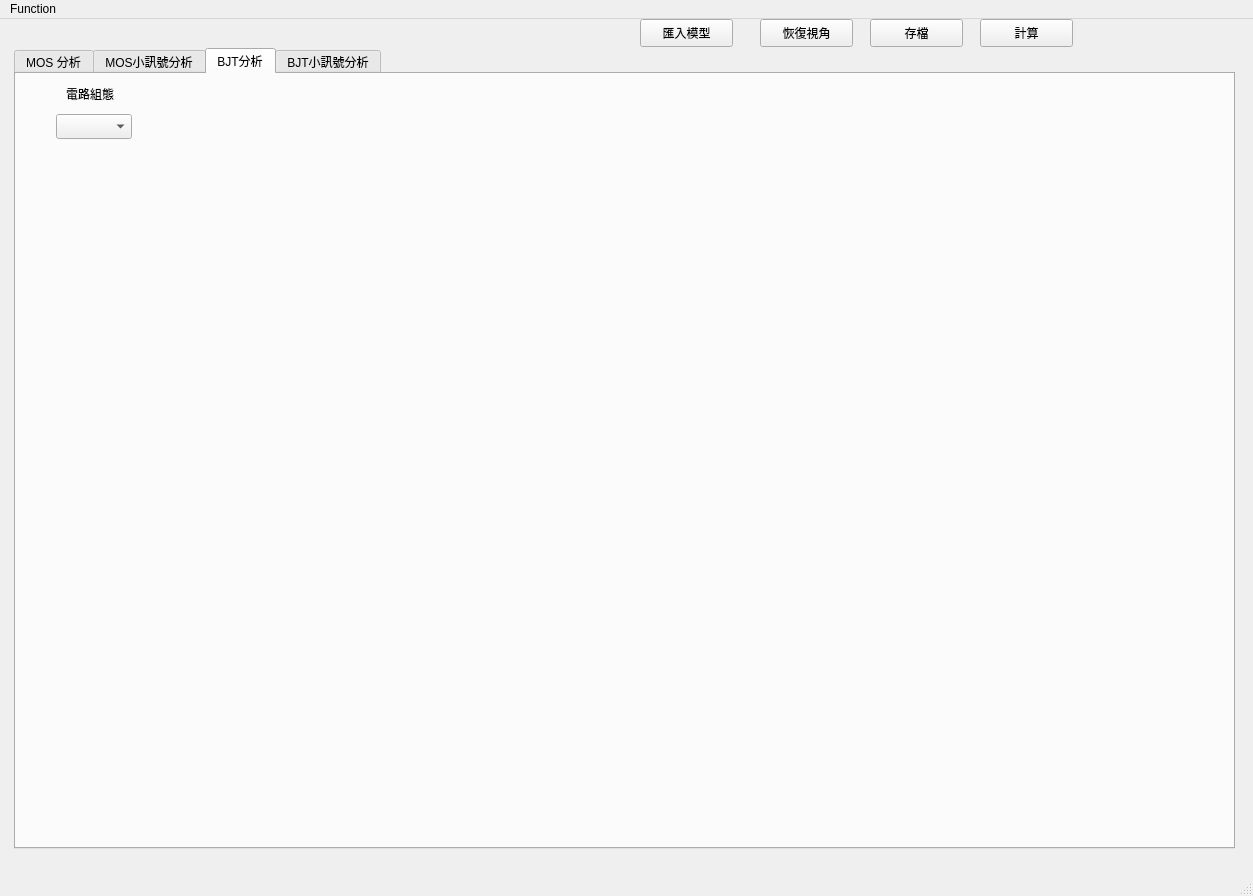
The window that ui/mosandbjt.ui (markscat/MOSandBJT) describes before a commit, drawn with Qt 5.
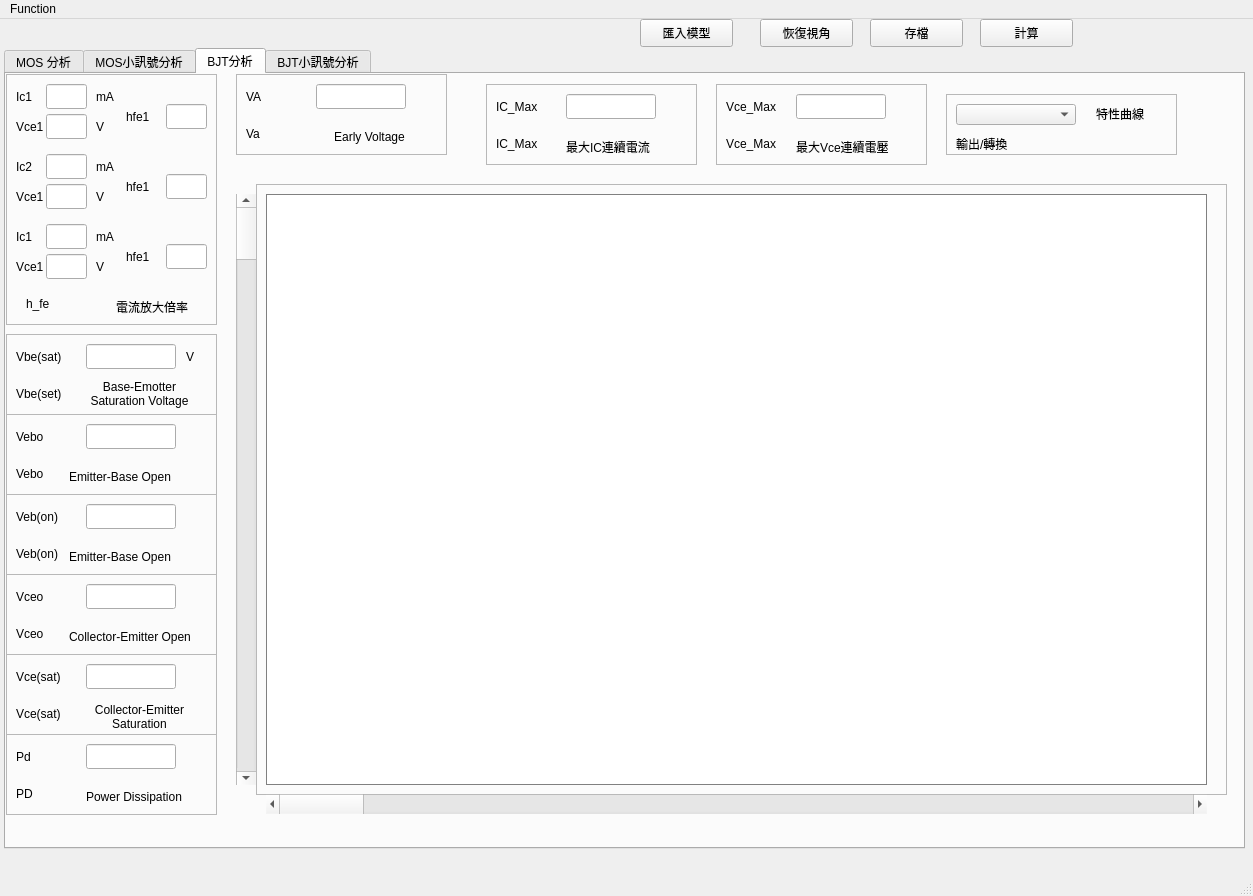
The same window after the commit. The open tabs and pages were chosen to show the change. Custom widgets are drawn as their Qt base class.

The edit to the form file:
```diff
--- a/ui/mosandbjt.ui
+++ b/ui/mosandbjt.ui
@@ -20,9 +20,9 @@
     </property>
     <property name="geometry">
      <rect>
-      <x>14</x>
+      <x>4</x>
       <y>29</y>
-      <width>1221</width>
+      <width>1241</width>
       <height>801</height>
      </rect>
     </property>
@@ -937,28 +937,1056 @@
      <attribute name="title">
       <string>BJT分析</string>
      </attribute>
-     <widget class="QLabel" name="label_2">
+     <widget class="QFrame" name="Bata_frame">
       <property name="geometry">
        <rect>
-        <x>50</x>
+        <x>0</x>
+        <y>0</y>
+        <width>211</width>
+        <height>251</height>
+       </rect>
+      </property>
+      <property name="frameShape">
+       <enum>QFrame::Shape::StyledPanel</enum>
+      </property>
+      <property name="frameShadow">
+       <enum>QFrame::Shadow::Raised</enum>
+      </property>
+      <widget class="QLabel" name="label_42">
+       <property name="geometry">
+        <rect>
+         <x>10</x>
+         <y>10</y>
+         <width>16</width>
+         <height>25</height>
+        </rect>
+       </property>
+       <property name="text">
+        <string>Ic1</string>
+       </property>
+      </widget>
+      <widget class="QLineEdit" name="IC_Beta1_lineEdit">
+       <property name="geometry">
+        <rect>
+         <x>40</x>
+         <y>10</y>
+         <width>41</width>
+         <height>25</height>
+        </rect>
+       </property>
+      </widget>
+      <widget class="QLabel" name="label_44">
+       <property name="geometry">
+        <rect>
+         <x>20</x>
+         <y>220</y>
+         <width>61</width>
+         <height>20</height>
+        </rect>
+       </property>
+       <property name="text">
+        <string>h_fe</string>
+       </property>
+      </widget>
+      <widget class="QLabel" name="label_45">
+       <property name="geometry">
+        <rect>
+         <x>110</x>
+         <y>220</y>
+         <width>81</width>
+         <height>25</height>
+        </rect>
+       </property>
+       <property name="text">
+        <string>電流放大倍率</string>
+       </property>
+      </widget>
+      <widget class="QLineEdit" name="VCE_Beta1_lineEdit">
+       <property name="geometry">
+        <rect>
+         <x>40</x>
+         <y>40</y>
+         <width>41</width>
+         <height>25</height>
+        </rect>
+       </property>
+      </widget>
+      <widget class="QLabel" name="label_48">
+       <property name="geometry">
+        <rect>
+         <x>10</x>
+         <y>40</y>
+         <width>31</width>
+         <height>25</height>
+        </rect>
+       </property>
+       <property name="text">
+        <string>Vce1</string>
+       </property>
+      </widget>
+      <widget class="QLabel" name="label_49">
+       <property name="geometry">
+        <rect>
+         <x>90</x>
+         <y>10</y>
+         <width>31</width>
+         <height>25</height>
+        </rect>
+       </property>
+       <property name="text">
+        <string>mA</string>
+       </property>
+      </widget>
+      <widget class="QLabel" name="label_50">
+       <property name="geometry">
+        <rect>
+         <x>90</x>
+         <y>40</y>
+         <width>31</width>
+         <height>25</height>
+        </rect>
+       </property>
+       <property name="text">
+        <string>V</string>
+       </property>
+      </widget>
+      <widget class="QLineEdit" name="Beta1_lineEdit">
+       <property name="geometry">
+        <rect>
+         <x>160</x>
+         <y>30</y>
+         <width>41</width>
+         <height>25</height>
+        </rect>
+       </property>
+      </widget>
+      <widget class="QLabel" name="label_51">
+       <property name="geometry">
+        <rect>
+         <x>120</x>
+         <y>30</y>
+         <width>31</width>
+         <height>25</height>
+        </rect>
+       </property>
+       <property name="text">
+        <string>hfe1</string>
+       </property>
+      </widget>
+      <widget class="QLabel" name="label_56">
+       <property name="geometry">
+        <rect>
+         <x>90</x>
+         <y>80</y>
+         <width>31</width>
+         <height>25</height>
+        </rect>
+       </property>
+       <property name="text">
+        <string>mA</string>
+       </property>
+      </widget>
+      <widget class="QLabel" name="label_55">
+       <property name="geometry">
+        <rect>
+         <x>90</x>
+         <y>110</y>
+         <width>31</width>
+         <height>25</height>
+        </rect>
+       </property>
+       <property name="text">
+        <string>V</string>
+       </property>
+      </widget>
+      <widget class="QLabel" name="label_53">
+       <property name="geometry">
+        <rect>
+         <x>10</x>
+         <y>80</y>
+         <width>16</width>
+         <height>25</height>
+        </rect>
+       </property>
+       <property name="text">
+        <string>Ic2</string>
+       </property>
+      </widget>
+      <widget class="QLabel" name="label_54">
+       <property name="geometry">
+        <rect>
+         <x>10</x>
+         <y>110</y>
+         <width>31</width>
+         <height>25</height>
+        </rect>
+       </property>
+       <property name="text">
+        <string>Vce1</string>
+       </property>
+      </widget>
+      <widget class="QLineEdit" name="IC_Beta2_lineEdit">
+       <property name="geometry">
+        <rect>
+         <x>40</x>
+         <y>80</y>
+         <width>41</width>
+         <height>25</height>
+        </rect>
+       </property>
+      </widget>
+      <widget class="QLabel" name="label_52">
+       <property name="geometry">
+        <rect>
+         <x>120</x>
+         <y>100</y>
+         <width>31</width>
+         <height>25</height>
+        </rect>
+       </property>
+       <property name="text">
+        <string>hfe1</string>
+       </property>
+      </widget>
+      <widget class="QLineEdit" name="Beta2_lineEdit">
+       <property name="geometry">
+        <rect>
+         <x>160</x>
+         <y>100</y>
+         <width>41</width>
+         <height>25</height>
+        </rect>
+       </property>
+      </widget>
+      <widget class="QLineEdit" name="VCE_Beta2_lineEdit">
+       <property name="geometry">
+        <rect>
+         <x>40</x>
+         <y>110</y>
+         <width>41</width>
+         <height>25</height>
+        </rect>
+       </property>
+      </widget>
+      <widget class="QLineEdit" name="IC_Beta3_lineEdit">
+       <property name="geometry">
+        <rect>
+         <x>40</x>
+         <y>150</y>
+         <width>41</width>
+         <height>25</height>
+        </rect>
+       </property>
+      </widget>
+      <widget class="QLabel" name="label_57">
+       <property name="geometry">
+        <rect>
+         <x>120</x>
+         <y>170</y>
+         <width>31</width>
+         <height>25</height>
+        </rect>
+       </property>
+       <property name="text">
+        <string>hfe1</string>
+       </property>
+      </widget>
+      <widget class="QLabel" name="label_58">
+       <property name="geometry">
+        <rect>
+         <x>10</x>
+         <y>150</y>
+         <width>16</width>
+         <height>25</height>
+        </rect>
+       </property>
+       <property name="text">
+        <string>Ic1</string>
+       </property>
+      </widget>
+      <widget class="QLineEdit" name="VCE_Beta3_lineEdit">
+       <property name="geometry">
+        <rect>
+         <x>40</x>
+         <y>180</y>
+         <width>41</width>
+         <height>25</height>
+        </rect>
+       </property>
+      </widget>
+      <widget class="QLineEdit" name="Beta3_lineEdit">
+       <property name="geometry">
+        <rect>
+         <x>160</x>
+         <y>170</y>
+         <width>41</width>
+         <height>25</height>
+        </rect>
+       </property>
+      </widget>
+      <widget class="QLabel" name="label_59">
+       <property name="geometry">
+        <rect>
+         <x>10</x>
+         <y>180</y>
+         <width>31</width>
+         <height>25</height>
+        </rect>
+       </property>
+       <property name="text">
+        <string>Vce1</string>
+       </property>
+      </widget>
+      <widget class="QLabel" name="label_60">
+       <property name="geometry">
+        <rect>
+         <x>90</x>
+         <y>180</y>
+         <width>31</width>
+         <height>25</height>
+        </rect>
+       </property>
+       <property name="text">
+        <string>V</string>
+       </property>
+      </widget>
+      <widget class="QLabel" name="label_61">
+       <property name="geometry">
+        <rect>
+         <x>90</x>
+         <y>150</y>
+         <width>31</width>
+         <height>25</height>
+        </rect>
+       </property>
+       <property name="text">
+        <string>mA</string>
+       </property>
+      </widget>
+     </widget>
+     <widget class="QFrame" name="Vbeset_frame">
+      <property name="geometry">
+       <rect>
+        <x>0</x>
+        <y>260</y>
+        <width>211</width>
+        <height>81</height>
+       </rect>
+      </property>
+      <property name="frameShape">
+       <enum>QFrame::Shape::StyledPanel</enum>
+      </property>
+      <property name="frameShadow">
+       <enum>QFrame::Shadow::Raised</enum>
+      </property>
+      <widget class="QLabel" name="label_43">
+       <property name="geometry">
+        <rect>
+         <x>10</x>
+         <y>10</y>
+         <width>61</width>
+         <height>25</height>
+        </rect>
+       </property>
+       <property name="text">
+        <string>Vbe(sat)</string>
+       </property>
+      </widget>
+      <widget class="QLineEdit" name="Vbe_lineEdit">
+       <property name="geometry">
+        <rect>
+         <x>80</x>
+         <y>10</y>
+         <width>90</width>
+         <height>25</height>
+        </rect>
+       </property>
+      </widget>
+      <widget class="QLabel" name="label_46">
+       <property name="geometry">
+        <rect>
+         <x>10</x>
+         <y>50</y>
+         <width>61</width>
+         <height>20</height>
+        </rect>
+       </property>
+       <property name="text">
+        <string>Vbe(set)</string>
+       </property>
+      </widget>
+      <widget class="QLabel" name="label_47">
+       <property name="geometry">
+        <rect>
+         <x>73</x>
+         <y>44</y>
+         <width>121</width>
+         <height>31</height>
+        </rect>
+       </property>
+       <property name="text">
+        <string>Base-Emotter Saturation Voltage</string>
+       </property>
+       <property name="alignment">
+        <set>Qt::AlignmentFlag::AlignCenter</set>
+       </property>
+       <property name="wordWrap">
+        <bool>true</bool>
+       </property>
+      </widget>
+      <widget class="QLabel" name="label_77">
+       <property name="geometry">
+        <rect>
+         <x>180</x>
+         <y>10</y>
+         <width>31</width>
+         <height>25</height>
+        </rect>
+       </property>
+       <property name="text">
+        <string>V</string>
+       </property>
+      </widget>
+     </widget>
+     <widget class="QFrame" name="frame_3">
+      <property name="geometry">
+       <rect>
+        <x>250</x>
+        <y>110</y>
+        <width>971</width>
+        <height>611</height>
+       </rect>
+      </property>
+      <property name="frameShape">
+       <enum>QFrame::Shape::StyledPanel</enum>
+      </property>
+      <property name="frameShadow">
+       <enum>QFrame::Shadow::Raised</enum>
+      </property>
+      <widget class="PlotCanvas" name="VJTPlot_widget" native="true">
+       <property name="geometry">
+        <rect>
+         <x>10</x>
+         <y>10</y>
+         <width>941</width>
+         <height>591</height>
+        </rect>
+       </property>
+       <property name="styleSheet">
+        <string notr="true">background-color: white;
+border: 1px solid gray;</string>
+       </property>
+      </widget>
+     </widget>
+     <widget class="QScrollBar" name="plot_vScrollBar_2">
+      <property name="geometry">
+       <rect>
+        <x>230</x>
+        <y>120</y>
+        <width>20</width>
+        <height>591</height>
+       </rect>
+      </property>
+      <property name="orientation">
+       <enum>Qt::Orientation::Vertical</enum>
+      </property>
+     </widget>
+     <widget class="QScrollBar" name="plot_hScrollBar_2">
+      <property name="geometry">
+       <rect>
+        <x>260</x>
+        <y>720</y>
+        <width>941</width>
+        <height>20</height>
+       </rect>
+      </property>
+      <property name="orientation">
+       <enum>Qt::Orientation::Horizontal</enum>
+      </property>
+     </widget>
+     <widget class="QFrame" name="VCEO_frame">
+      <property name="geometry">
+       <rect>
+        <x>0</x>
+        <y>500</y>
+        <width>211</width>
+        <height>81</height>
+       </rect>
+      </property>
+      <property name="frameShape">
+       <enum>QFrame::Shape::StyledPanel</enum>
+      </property>
+      <property name="frameShadow">
+       <enum>QFrame::Shadow::Raised</enum>
+      </property>
+      <widget class="QLabel" name="label_62">
+       <property name="geometry">
+        <rect>
+         <x>10</x>
+         <y>10</y>
+         <width>61</width>
+         <height>25</height>
+        </rect>
+       </property>
+       <property name="text">
+        <string>Vceo</string>
+       </property>
+      </widget>
+      <widget class="QLineEdit" name="VCE_lineEdit">
+       <property name="geometry">
+        <rect>
+         <x>80</x>
+         <y>10</y>
+         <width>90</width>
+         <height>25</height>
+        </rect>
+       </property>
+      </widget>
+      <widget class="QLabel" name="label_63">
+       <property name="geometry">
+        <rect>
+         <x>10</x>
+         <y>50</y>
+         <width>61</width>
+         <height>20</height>
+        </rect>
+       </property>
+       <property name="text">
+        <string>Vceo</string>
+       </property>
+      </widget>
+      <widget class="QLabel" name="label_64">
+       <property name="geometry">
+        <rect>
+         <x>63</x>
+         <y>50</y>
+         <width>141</width>
+         <height>25</height>
+        </rect>
+       </property>
+       <property name="text">
+        <string>Collector-Emitter Open</string>
+       </property>
+      </widget>
+     </widget>
+     <widget class="QFrame" name="VEBO_frame">
+      <property name="geometry">
+       <rect>
+        <x>0</x>
+        <y>340</y>
+        <width>211</width>
+        <height>81</height>
+       </rect>
+      </property>
+      <property name="frameShape">
+       <enum>QFrame::Shape::StyledPanel</enum>
+      </property>
+      <property name="frameShadow">
+       <enum>QFrame::Shadow::Raised</enum>
+      </property>
+      <widget class="QLabel" name="label_65">
+       <property name="geometry">
+        <rect>
+         <x>10</x>
+         <y>10</y>
+         <width>61</width>
+         <height>25</height>
+        </rect>
+       </property>
+       <property name="text">
+        <string>Vebo</string>
+       </property>
+      </widget>
+      <widget class="QLineEdit" name="VEBO_lineEdit">
+       <property name="geometry">
+        <rect>
+         <x>80</x>
+         <y>10</y>
+         <width>90</width>
+         <height>25</height>
+        </rect>
+       </property>
+      </widget>
+      <widget class="QLabel" name="label_66">
+       <property name="geometry">
+        <rect>
+         <x>10</x>
+         <y>50</y>
+         <width>61</width>
+         <height>20</height>
+        </rect>
+       </property>
+       <property name="text">
+        <string>Vebo</string>
+       </property>
+      </widget>
+      <widget class="QLabel" name="label_67">
+       <property name="geometry">
+        <rect>
+         <x>63</x>
+         <y>50</y>
+         <width>141</width>
+         <height>25</height>
+        </rect>
+       </property>
+       <property name="text">
+        <string>Emitter-Base Open</string>
+       </property>
+      </widget>
+     </widget>
+     <widget class="QFrame" name="IC_Max_frame">
+      <property name="geometry">
+       <rect>
+        <x>480</x>
         <y>10</y>
-        <width>63</width>
-        <height>19</height>
+        <width>211</width>
+        <height>81</height>
        </rect>
       </property>
-      <property name="text">
-       <string>電路組態</string>
+      <property name="frameShape">
+       <enum>QFrame::Shape::StyledPanel</enum>
       </property>
+      <property name="frameShadow">
+       <enum>QFrame::Shadow::Raised</enum>
+      </property>
+      <widget class="QLabel" name="label_68">
+       <property name="geometry">
+        <rect>
+         <x>10</x>
+         <y>10</y>
+         <width>61</width>
+         <height>25</height>
+        </rect>
+       </property>
+       <property name="text">
+        <string>IC_Max</string>
+       </property>
+      </widget>
+      <widget class="QLineEdit" name="IC_max_ineEdit">
+       <property name="geometry">
+        <rect>
+         <x>80</x>
+         <y>10</y>
+         <width>90</width>
+         <height>25</height>
+        </rect>
+       </property>
+      </widget>
+      <widget class="QLabel" name="label_69">
+       <property name="geometry">
+        <rect>
+         <x>10</x>
+         <y>50</y>
+         <width>61</width>
+         <height>20</height>
+        </rect>
+       </property>
+       <property name="text">
+        <string>IC_Max</string>
+       </property>
+      </widget>
+      <widget class="QLabel" name="label_70">
+       <property name="geometry">
+        <rect>
+         <x>80</x>
+         <y>50</y>
+         <width>91</width>
+         <height>25</height>
+        </rect>
+       </property>
+       <property name="text">
+        <string>最大IC連續電流</string>
+       </property>
+      </widget>
      </widget>
-     <widget class="QComboBox" name="MOS_Configuration_comboBox_2">
+     <widget class="QFrame" name="VCEsat_frame">
       <property name="geometry">
        <rect>
-        <x>40</x>
-        <y>40</y>
-        <width>76</width>
-        <height>25</height>
+        <x>0</x>
+        <y>580</y>
+        <width>211</width>
+        <height>81</height>
        </rect>
       </property>
+      <property name="frameShape">
+       <enum>QFrame::Shape::StyledPanel</enum>
+      </property>
+      <property name="frameShadow">
+       <enum>QFrame::Shadow::Raised</enum>
+      </property>
+      <widget class="QLabel" name="label_71">
+       <property name="geometry">
+        <rect>
+         <x>10</x>
+         <y>10</y>
+         <width>61</width>
+         <height>25</height>
+        </rect>
+       </property>
+       <property name="text">
+        <string>Vce(sat)</string>
+       </property>
+      </widget>
+      <widget class="QLineEdit" name="VCEsat_lineEdit">
+       <property name="geometry">
+        <rect>
+         <x>80</x>
+         <y>10</y>
+         <width>90</width>
+         <height>25</height>
+        </rect>
+       </property>
+      </widget>
+      <widget class="QLabel" name="label_72">
+       <property name="geometry">
+        <rect>
+         <x>10</x>
+         <y>50</y>
+         <width>61</width>
+         <height>20</height>
+        </rect>
+       </property>
+       <property name="text">
+        <string>Vce(sat)</string>
+       </property>
+      </widget>
+      <widget class="QLabel" name="label_73">
+       <property name="geometry">
+        <rect>
+         <x>63</x>
+         <y>50</y>
+         <width>141</width>
+         <height>25</height>
+        </rect>
+       </property>
+       <property name="text">
+        <string>Collector-Emitter Saturation</string>
+       </property>
+       <property name="alignment">
+        <set>Qt::AlignmentFlag::AlignCenter</set>
+       </property>
+       <property name="wordWrap">
+        <bool>true</bool>
+       </property>
+      </widget>
+     </widget>
+     <widget class="QFrame" name="Pd_Max_frame">
+      <property name="geometry">
+       <rect>
+        <x>0</x>
+        <y>660</y>
+        <width>211</width>
+        <height>81</height>
+       </rect>
+      </property>
+      <property name="frameShape">
+       <enum>QFrame::Shape::StyledPanel</enum>
+      </property>
+      <property name="frameShadow">
+       <enum>QFrame::Shadow::Raised</enum>
+      </property>
+      <widget class="QLabel" name="label_74">
+       <property name="geometry">
+        <rect>
+         <x>10</x>
+         <y>10</y>
+         <width>61</width>
+         <height>25</height>
+        </rect>
+       </property>
+       <property name="text">
+        <string>Pd</string>
+       </property>
+      </widget>
+      <widget class="QLineEdit" name="Pd_lineEdit">
+       <property name="geometry">
+        <rect>
+         <x>80</x>
+         <y>10</y>
+         <width>90</width>
+         <height>25</height>
+        </rect>
+       </property>
+      </widget>
+      <widget class="QLabel" name="label_75">
+       <property name="geometry">
+        <rect>
+         <x>10</x>
+         <y>50</y>
+         <width>61</width>
+         <height>20</height>
+        </rect>
+       </property>
+       <property name="text">
+        <string>PD</string>
+       </property>
+      </widget>
+      <widget class="QLabel" name="label_76">
+       <property name="geometry">
+        <rect>
+         <x>80</x>
+         <y>50</y>
+         <width>111</width>
+         <height>25</height>
+        </rect>
+       </property>
+       <property name="text">
+        <string>Power Dissipation</string>
+       </property>
+      </widget>
+     </widget>
+     <widget class="QFrame" name="Vce_Max_frame">
+      <property name="geometry">
+       <rect>
+        <x>710</x>
+        <y>10</y>
+        <width>211</width>
+        <height>81</height>
+       </rect>
+      </property>
+      <property name="frameShape">
+       <enum>QFrame::Shape::StyledPanel</enum>
+      </property>
+      <property name="frameShadow">
+       <enum>QFrame::Shadow::Raised</enum>
+      </property>
+      <widget class="QLabel" name="label_78">
+       <property name="geometry">
+        <rect>
+         <x>10</x>
+         <y>10</y>
+         <width>61</width>
+         <height>25</height>
+        </rect>
+       </property>
+       <property name="text">
+        <string>Vce_Max</string>
+       </property>
+      </widget>
+      <widget class="QLineEdit" name="Vce_max_ineEdit_2">
+       <property name="geometry">
+        <rect>
+         <x>80</x>
+         <y>10</y>
+         <width>90</width>
+         <height>25</height>
+        </rect>
+       </property>
+      </widget>
+      <widget class="QLabel" name="label_79">
+       <property name="geometry">
+        <rect>
+         <x>10</x>
+         <y>50</y>
+         <width>61</width>
+         <height>20</height>
+        </rect>
+       </property>
+       <property name="text">
+        <string>Vce_Max</string>
+       </property>
+      </widget>
+      <widget class="QLabel" name="label_80">
+       <property name="geometry">
+        <rect>
+         <x>80</x>
+         <y>50</y>
+         <width>101</width>
+         <height>25</height>
+        </rect>
+       </property>
+       <property name="text">
+        <string>最大Vce連續電壓</string>
+       </property>
+      </widget>
+     </widget>
+     <widget class="QFrame" name="frame_4">
+      <property name="geometry">
+       <rect>
+        <x>940</x>
+        <y>20</y>
+        <width>231</width>
+        <height>61</height>
+       </rect>
+      </property>
+      <property name="frameShape">
+       <enum>QFrame::Shape::StyledPanel</enum>
+      </property>
+      <property name="frameShadow">
+       <enum>QFrame::Shadow::Raised</enum>
+      </property>
+      <widget class="QLabel" name="label_81">
+       <property name="geometry">
+        <rect>
+         <x>150</x>
+         <y>10</y>
+         <width>63</width>
+         <height>19</height>
+        </rect>
+       </property>
+       <property name="text">
+        <string>特性曲線</string>
+       </property>
+      </widget>
+      <widget class="QComboBox" name="BJT_OutOrtran_comboBox">
+       <property name="geometry">
+        <rect>
+         <x>10</x>
+         <y>10</y>
+         <width>120</width>
+         <height>21</height>
+        </rect>
+       </property>
+      </widget>
+      <widget class="QLabel" name="label_82">
+       <property name="geometry">
+        <rect>
+         <x>10</x>
+         <y>40</y>
+         <width>81</width>
+         <height>19</height>
+        </rect>
+       </property>
+       <property name="text">
+        <string>輸出/轉換</string>
+       </property>
+      </widget>
+     </widget>
+     <widget class="QFrame" name="VEBOn_frame">
+      <property name="geometry">
+       <rect>
+        <x>0</x>
+        <y>420</y>
+        <width>211</width>
+        <height>81</height>
+       </rect>
+      </property>
+      <property name="frameShape">
+       <enum>QFrame::Shape::StyledPanel</enum>
+      </property>
+      <property name="frameShadow">
+       <enum>QFrame::Shadow::Raised</enum>
+      </property>
+      <widget class="QLabel" name="label_83">
+       <property name="geometry">
+        <rect>
+         <x>10</x>
+         <y>10</y>
+         <width>61</width>
+         <height>25</height>
+        </rect>
+       </property>
+       <property name="text">
+        <string>Veb(on)</string>
+       </property>
+      </widget>
+      <widget class="QLineEdit" name="VEBOn_lineEdit">
+       <property name="geometry">
+        <rect>
+         <x>80</x>
+         <y>10</y>
+         <width>90</width>
+         <height>25</height>
+        </rect>
+       </property>
+      </widget>
+      <widget class="QLabel" name="label_84">
+       <property name="geometry">
+        <rect>
+         <x>10</x>
+         <y>50</y>
+         <width>61</width>
+         <height>20</height>
+        </rect>
+       </property>
+       <property name="text">
+        <string>Veb(on)</string>
+       </property>
+      </widget>
+      <widget class="QLabel" name="label_85">
+       <property name="geometry">
+        <rect>
+         <x>63</x>
+         <y>50</y>
+         <width>141</width>
+         <height>25</height>
+        </rect>
+       </property>
+       <property name="text">
+        <string>Emitter-Base Open</string>
+       </property>
+      </widget>
+     </widget>
+     <widget class="QFrame" name="Va_frame">
+      <property name="geometry">
+       <rect>
+        <x>230</x>
+        <y>0</y>
+        <width>211</width>
+        <height>81</height>
+       </rect>
+      </property>
+      <property name="frameShape">
+       <enum>QFrame::Shape::StyledPanel</enum>
+      </property>
+      <property name="frameShadow">
+       <enum>QFrame::Shadow::Raised</enum>
+      </property>
+      <widget class="QLabel" name="label_86">
+       <property name="geometry">
+        <rect>
+         <x>10</x>
+         <y>10</y>
+         <width>61</width>
+         <height>25</height>
+        </rect>
+       </property>
+       <property name="text">
+        <string>VA</string>
+       </property>
+      </widget>
+      <widget class="QLineEdit" name="VA_lineEdit">
+       <property name="geometry">
+        <rect>
+         <x>80</x>
+         <y>10</y>
+         <width>90</width>
+         <height>25</height>
+        </rect>
+       </property>
+      </widget>
+      <widget class="QLabel" name="label_87">
+       <property name="geometry">
+        <rect>
+         <x>10</x>
+         <y>50</y>
+         <width>61</width>
+         <height>20</height>
+        </rect>
+       </property>
+       <property name="text">
+        <string>Va</string>
+       </property>
+      </widget>
+      <widget class="QLabel" name="label_88">
+       <property name="geometry">
+        <rect>
+         <x>63</x>
+         <y>50</y>
+         <width>141</width>
+         <height>25</height>
+        </rect>
+       </property>
+       <property name="text">
+        <string>Early Voltage</string>
+       </property>
+       <property name="alignment">
+        <set>Qt::AlignmentFlag::AlignCenter</set>
+       </property>
+       <property name="wordWrap">
+        <bool>true</bool>
+       </property>
+      </widget>
      </widget>
     </widget>
     <widget class="QWidget" name="tab_4">
```
Left out of the diff: 136 changed lines with no effect on the pictures.
